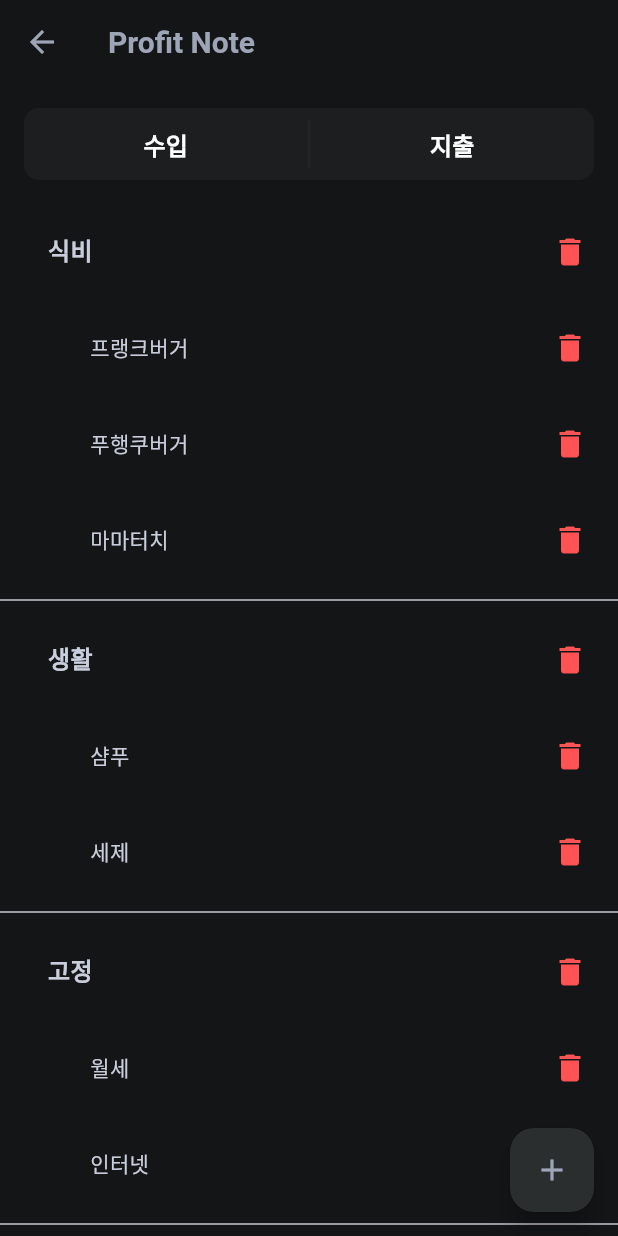
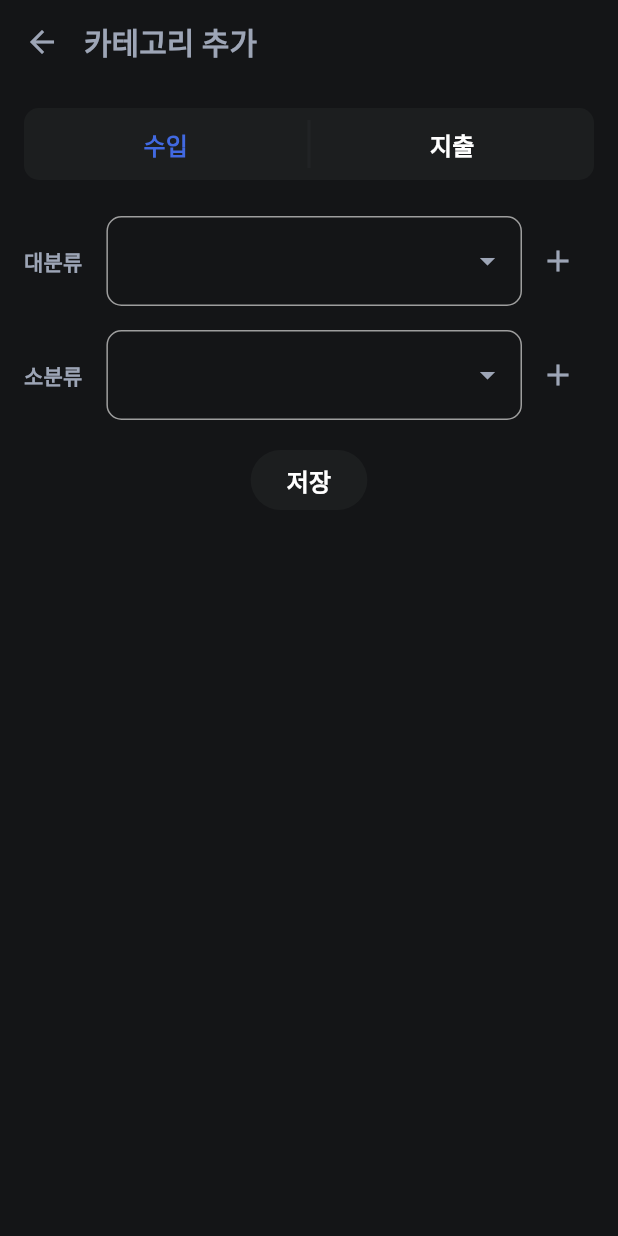
Before and after one commit to jhssong/profitnote, a Flutter app: the CategorySettingScreen screen opened directly, after a tap on the "add" icon, on a phone screen of 412 x 824 dp. Run offline on Flutter 3.47's test engine with Material 3 defaults, Android fonts, the light colour scheme and no system bars; our stand-ins replace syncfusion_flutter_charts.

Commit message:
fix: Change CategorySettingScreen UI (#63)

```diff
--- a/lib/screens/setting/category_setting_screen.dart
+++ b/lib/screens/setting/category_setting_screen.dart
@@ -1,7 +1,6 @@
 import 'package:flutter/material.dart';
 import 'package:profitnote/style/theme.dart';
-import 'package:profitnote/screens/setting/widgets/category_item_widget.dart';
-import 'package:profitnote/widgets/control_btn_group.dart';
+import 'package:profitnote/screens/setting/widgets/category_add_widget.dart';
 
 class CategorySettingScreen extends StatefulWidget {
   const CategorySettingScreen({super.key});
@@ -10,8 +9,9 @@ class CategorySettingScreen extends StatefulWidget {
   State<CategorySettingScreen> createState() => _CategorySettingScreenState();
 }
 
-class _CategorySettingScreenState extends State<CategorySettingScreen> {
-  final List<ExpenseCategory> expenseCategories = [
+class _CategorySettingScreenState extends State<CategorySettingScreen>
+    with SingleTickerProviderStateMixin {
+  final List<ExpenseCategory> _expenseCategories = [
     ExpenseCategory(
       category: '식비',
       items: [
@@ -36,31 +36,113 @@ class _CategorySettingScreenState extends State<CategorySettingScreen> {
     ),
   ];
 
+  void _reorderCategories(int oldIndex, int newIndex) {
+    setState(() {
+      if (newIndex > oldIndex) newIndex -= 1;
+      final movedCategory = _expenseCategories.removeAt(oldIndex);
+      _expenseCategories.insert(newIndex, movedCategory);
+    });
+  }
+
+  void _reorderItems(int categoryIndex, int oldIndex, int newIndex) {
+    setState(() {
+      if (newIndex > oldIndex) newIndex -= 1;
+      final movedItem =
+          _expenseCategories[categoryIndex].items.removeAt(oldIndex);
+      _expenseCategories[categoryIndex].items.insert(newIndex, movedItem);
+    });
+  }
+
+  void _deleteCategory(int index) {
+    setState(() {
+      _expenseCategories.removeAt(index);
+    });
+  }
+
+  void _deleteItem(int categoryIndex, int itemIndex) {
+    setState(() {
+      _expenseCategories[categoryIndex].items.removeAt(itemIndex);
+    });
+  }
+
+  final List<Widget> _tabs = [
+    const Tab(text: "수입"),
+    const Tab(text: "지출"),
+  ];
+  late TabController _tabController;
+
+  @override
+  void initState() {
+    super.initState();
+    _tabController = TabController(length: 2, vsync: this);
+  }
+
   @override
   Widget build(BuildContext context) {
     return Scaffold(
-      appBar: AppBar(title: const Text("Profit Note")),
-      floatingActionButton: FloatingActionButton(
-        onPressed: () {},
-        foregroundColor: ColorTheme.cardLabelText,
-        backgroundColor: ColorTheme.backgroundOfBackground,
-        child: const Icon(Icons.add),
+      appBar: AppBar(
+        title: const Text("분류 수정"),
+        actions: [
+          IconButton(
+            onPressed: () {
+              Navigator.of(context).push(
+                MaterialPageRoute(
+                    builder: (context) => const CategoryAddWidget()),
+              );
+            },
+            icon: const Icon(Icons.add),
           ),
-      body: Expanded(
-        child: Column(
+        ],
+      ),
+      body: Column(
         crossAxisAlignment: CrossAxisAlignment.stretch,
         children: [
-            ControlBtnGroup(
-              titleList: const ["수입", "지출"],
-              callbackList: [() {}, () {}],
+          Container(
+            color: ColorTheme.cardBackground,
+            child: DecoratedBox(
+              decoration: BoxDecoration(
+                border: Border(
+                  bottom: BorderSide(color: ColorTheme.cardLabelText, width: 2),
+                ),
+              ),
+              child: TabBar(
+                tabs: _tabs,
+                labelStyle: Theme.of(context).textTheme.titleMedium,
+                controller: _tabController,
+                indicator: UnderlineTabIndicator(
+                  borderSide: BorderSide(
+                    width: 2,
+                    color: ColorTheme.expenseColor,
+                  ),
+                ),
+                indicatorSize: TabBarIndicatorSize.tab,
+                labelColor: ColorTheme.cardText,
+                unselectedLabelColor: ColorTheme.cardLabelText,
+              ),
+            ),
           ),
           Expanded(
-              child: CategoryList(
-                expenseCategories: expenseCategories,
+            child: TabBarView(
+              controller: _tabController,
+              children: [
+                CategoryListWidget(
+                  categories: _expenseCategories,
+                  onReorderCategories: _reorderCategories,
+                  onReorderItems: _reorderItems,
+                  deleteCategory: _deleteCategory,
+                  deleteItem: _deleteItem,
+                ),
+                CategoryListWidget(
+                  categories: _expenseCategories,
+                  onReorderCategories: _reorderCategories,
+                  onReorderItems: _reorderItems,
+                  deleteCategory: _deleteCategory,
+                  deleteItem: _deleteItem,
+                ),
+              ],
             ),
           ),
         ],
-        ),
       ),
     );
   }
@@ -73,119 +155,214 @@ class ExpenseCategory {
   ExpenseCategory({required this.category, required this.items});
 }
 
-class CategoryList extends StatelessWidget {
-  final List<ExpenseCategory> expenseCategories;
+class CategoryItem {
+  final String description;
+  final String amount;
 
-  const CategoryList({super.key, required this.expenseCategories});
+  CategoryItem({required this.description, required this.amount});
+}
+
+class CategoryListWidget extends StatelessWidget {
+  final List<ExpenseCategory> categories;
+  final Function(int oldIndex, int newIndex) onReorderCategories;
+  final Function(int categoryIndex, int oldIndex, int newIndex) onReorderItems;
+  final Function(int categoryIndex) deleteCategory;
+  final Function(int categoryIndex, int itemIndex) deleteItem;
+
+  const CategoryListWidget({
+    super.key,
+    required this.categories,
+    required this.onReorderCategories,
+    required this.onReorderItems,
+    required this.deleteCategory,
+    required this.deleteItem,
+  });
+
   @override
   Widget build(BuildContext context) {
-    return ListView(
-      children: expenseCategories.map((category) {
-        return Column(
-          crossAxisAlignment: CrossAxisAlignment.start,
+    return ReorderableListView(
+      onReorder: onReorderCategories,
       children: [
-            Table(
-              columnWidths: const {
-                0: FlexColumnWidth(5),
-                1: FlexColumnWidth(3),
-              },
-              children: [
-                TableRow(
-                  children: [
-                    Padding(
-                      padding: const EdgeInsets.only(
-                        left: 32,
-                        right: 16,
-                        top: 8,
-                        bottom: 8,
-                      ),
-                      child: Align(
-                        alignment: Alignment.centerLeft,
-                        child: TextField(
-                          controller:
-                              TextEditingController(text: category.category),
-                          style: Theme.of(context).textTheme.titleMedium,
-                          textAlign: TextAlign.left,
-                          decoration:
-                              const InputDecoration(border: InputBorder.none),
+        for (int categoryIndex = 0;
+            categoryIndex < categories.length;
+            categoryIndex++)
+          Container(
+            key: Key('category_$categoryIndex'),
+            padding: const EdgeInsets.all(16),
+            decoration: BoxDecoration(
+              color: ColorTheme.cardBackground,
+              border: Border(
+                bottom: BorderSide(
+                  width: 1.5,
+                  color: Theme.of(context).dividerColor,
                 ),
               ),
             ),
-                    Padding(
-                      padding: const EdgeInsets.only(
-                        left: 16,
-                        right: 8,
-                        top: 8,
-                        bottom: 8,
+            child: Column(
+              children: [
+                CategoryCard(
+                  category: categories[categoryIndex].category,
+                  deleteCategory: () {
+                    if (categories[categoryIndex].items.isEmpty) {
+                      deleteCategory(categoryIndex);
+                    } else {
+                      ScaffoldMessenger.of(context).showSnackBar(
+                        const SnackBar(
+                          duration: Duration(milliseconds: 1000),
+                          content: Text('Cannot delete category with items'),
                         ),
-                      child: Align(
-                        alignment: Alignment.centerRight,
-                        child: IconButton(
-                          icon: const Icon(
-                            Icons.delete,
-                            color: Colors.redAccent,
+                      );
+                    }
+                  },
+                ),
+                ReorderableListView(
+                  shrinkWrap: true,
+                  physics: const NeverScrollableScrollPhysics(),
+                  onReorder: (int oldIndex, int newIndex) {
+                    onReorderItems(categoryIndex, oldIndex, newIndex);
+                  },
+                  children: [
+                    for (int itemIndex = 0;
+                        itemIndex < categories[categoryIndex].items.length;
+                        itemIndex++)
+                      CategoryItemCard(
+                        key: Key('item_${categoryIndex}_$itemIndex'),
+                        description: categories[categoryIndex]
+                            .items[itemIndex]
+                            .description,
+                        amount:
+                            categories[categoryIndex].items[itemIndex].amount,
+                        deleteItem: () => deleteItem(categoryIndex, itemIndex),
+                      ),
+                  ],
+                ),
+              ],
+            ),
+          ),
+      ],
+    );
+  }
+}
+
+class CategoryCard extends StatelessWidget {
+  final String category;
+  final VoidCallback deleteCategory;
+
+  const CategoryCard({
+    super.key,
+    required this.category,
+    required this.deleteCategory,
+  });
+
+  @override
+  Widget build(BuildContext context) {
+    return Row(
+      mainAxisAlignment: MainAxisAlignment.spaceBetween,
+      crossAxisAlignment: CrossAxisAlignment.center,
+      children: [
+        Expanded(
+          child: TextButton(
+            style: TextButton.styleFrom(
+              backgroundColor: ColorTheme.cardBackground,
+              padding: const EdgeInsets.symmetric(
+                horizontal: 0,
+                vertical: 8,
+              ),
+              alignment: Alignment.centerLeft,
+              tapTargetSize: MaterialTapTargetSize.shrinkWrap,
             ),
             onPressed: () {},
+            child: Text(
+              category,
+              style: Theme.of(context)
+                  .textTheme
+                  .titleMedium!
+                  .copyWith(color: ColorTheme.cardLabelText),
             ),
+          ),
+        ),
+        Row(
+          children: [
+            SizedBox(
+              width: 40,
+              height: 40,
+              child: IconButton(
+                icon: const Icon(Icons.delete, size: 20),
+                onPressed: () {},
+              ),
+            ),
+            SizedBox(
+              width: 40,
+              height: 40,
+              child: IconButton(
+                icon: const Icon(Icons.drag_indicator, size: 20),
+                onPressed: () {},
               ),
             ),
           ],
         )
       ],
+    );
+  }
+}
+
+class CategoryItemCard extends StatelessWidget {
+  final String description;
+  final String amount;
+  final VoidCallback deleteItem;
+
+  const CategoryItemCard({
+    super.key,
+    required this.description,
+    required this.amount,
+    required this.deleteItem,
+  });
+
+  @override
+  Widget build(BuildContext context) {
+    return Row(
+      mainAxisAlignment: MainAxisAlignment.spaceBetween,
+      crossAxisAlignment: CrossAxisAlignment.center,
+      children: [
+        Expanded(
+          child: TextButton(
+            style: TextButton.styleFrom(
+              backgroundColor: ColorTheme.cardBackground,
+              padding: const EdgeInsets.symmetric(
+                horizontal: 0,
+                vertical: 8,
               ),
-            Table(
-              columnWidths: const {
-                0: FlexColumnWidth(5),
-                1: FlexColumnWidth(3),
-              },
-              children: category.items.map((item) {
-                return TableRow(
-                  children: [
-                    Padding(
-                      padding: const EdgeInsets.only(
-                        left: 60,
-                        right: 8,
-                        top: 8,
-                        bottom: 8,
+              alignment: Alignment.centerLeft,
+              tapTargetSize: MaterialTapTargetSize.shrinkWrap,
             ),
-                      child: Align(
-                        alignment: Alignment.center,
-                        child: TextField(
-                          controller:
-                              TextEditingController(text: item.description),
-                          style: Theme.of(context).textTheme.bodyMedium,
-                          textAlign: TextAlign.left,
-                          decoration:
-                              const InputDecoration(border: InputBorder.none),
+            onPressed: () {},
+            child: Text(
+              description,
+              style: Theme.of(context).textTheme.bodyLarge,
             ),
           ),
         ),
-                    Padding(
-                      padding: const EdgeInsets.only(
-                        left: 16,
-                        right: 8,
-                        top: 8,
-                        bottom: 8,
-                      ),
-                      child: Align(
-                        alignment: Alignment.centerRight,
+        Row(
+          children: [
+            SizedBox(
+              width: 40,
+              height: 40,
               child: IconButton(
-                          icon: const Icon(
-                            Icons.delete,
-                            color: Colors.redAccent,
-                          ),
+                icon: const Icon(Icons.delete, size: 20),
                 onPressed: () {},
               ),
             ),
+            SizedBox(
+              width: 40,
+              height: 40,
+              child: IconButton(
+                icon: const Icon(Icons.drag_indicator, size: 20),
+                onPressed: () {},
+              ),
             ),
           ],
-                );
-              }).toList(),
-            ),
-            const Divider(),
+        )
       ],
-        );
-      }).toList(),
     );
   }
 }
--- a/lib/screens/setting/setting_screen.dart
+++ b/lib/screens/setting/setting_screen.dart
@@ -54,6 +54,15 @@ class _SettingScreenState extends State<SettingScreen> {
                         builder: (context) => const CategorySettingScreen()));
                   }
                 }),
+            GeneralSettingWidget(
+              title: "분류 관리",
+              items: const ["분류 설정"],
+              onTapped: (index) {
+                Navigator.of(context).push(MaterialPageRoute(
+                  builder: (context) => const CategorySettingScreen(),
+                ));
+              },
+            ),
           ],
         ),
       ),
--- /dev/null
+++ b/lib/screens/setting/widgets/category_add_widget.dart
@@ -0,0 +1,131 @@
+import 'package:flutter/material.dart';
+import 'package:profitnote/style/theme.dart';
+import 'package:profitnote/widgets/control_btn.dart';
+
+class CategoryAddWidget extends StatefulWidget {
+  const CategoryAddWidget({super.key});
+
+  @override
+  State<CategoryAddWidget> createState() => _CategoryAddWidgetState();
+}
+
+class _CategoryAddWidgetState extends State<CategoryAddWidget> {
+  var titleList = ['수입', '지출'];
+  var selectedColors = [ColorTheme.incomeColor, ColorTheme.expenseColor];
+  int selectedIndex = 0;
+  @override
+  Widget build(BuildContext context) {
+    return Scaffold(
+      appBar: AppBar(
+        title: const Text("카테고리 추가"),
+        titleSpacing: 0,
+      ),
+      body: SingleChildScrollView(
+        child: Column(
+          children: [
+            Container(
+              margin: const EdgeInsets.all(16),
+              decoration: BoxDecoration(
+                color: ColorTheme.cardBackground,
+                borderRadius: BorderRadius.circular(10),
+              ),
+              child: Row(
+                mainAxisAlignment: MainAxisAlignment.spaceBetween,
+                children: [
+                  for (int index = 0; index < titleList.length; index++) ...[
+                    Expanded(
+                      child: TextButton(
+                        onPressed: () {
+                          setState(() {
+                            selectedIndex = index;
+                          });
+                        },
+                        style: TextButton.styleFrom(
+                          padding: const EdgeInsets.all(0),
+                          foregroundColor: selectedIndex == index
+                              ? selectedColors[index]
+                              : ColorTheme.pointText,
+                          textStyle: Theme.of(context).textTheme.titleMedium,
+                        ),
+                        child: Text(titleList[index]),
+                      ),
+                    ),
+                    if (index < titleList.length - 1)
+                      Container(width: 2, height: 32, color: ColorTheme.stroke),
+                  ],
+                ],
+              ),
+            ),
+            _buildDropdownWidget(
+              labelText: '대분류',
+              items: const ["야", "호"],
+            ),
+            _buildDropdownWidget(
+              labelText: '소분류',
+              items: const ["야", "호"],
+            ),
+            ControlBtn(onPressed: () {}),
+          ],
+        ),
+      ),
+    );
+  }
+
+  Widget _buildDropdownWidget(
+      {required String labelText, required List<String> items}) {
+    String? selectedItem;
+    return Padding(
+      padding: const EdgeInsets.symmetric(horizontal: 16, vertical: 8),
+      child: Row(
+        children: [
+          Text(
+            labelText,
+            style: Theme.of(context)
+                .textTheme
+                .titleSmall!
+                .copyWith(color: ColorTheme.cardLabelText),
+          ),
+          const SizedBox(width: 16),
+          Expanded(
+            child: Container(
+              padding: const EdgeInsets.symmetric(horizontal: 10, vertical: 5),
+              decoration: BoxDecoration(
+                border: Border.all(color: Colors.grey),
+                borderRadius: BorderRadius.circular(10),
+              ),
+              child: DropdownButtonHideUnderline(
+                child: DropdownButton<String>(
+                  value: selectedItem,
+                  icon: Icon(Icons.arrow_drop_down,
+                      color: Theme.of(context).iconTheme.color),
+                  items: items.map((String item) {
+                    return DropdownMenuItem<String>(
+                      value: item,
+                      child: Text(
+                        item,
+                        style: Theme.of(context).textTheme.bodyMedium?.copyWith(
+                              color: ColorTheme.pointText,
+                            ),
+                      ),
+                    );
+                  }).toList(),
+                  onChanged: (String? newValue) {
+                    setState(() {
+                      selectedItem = newValue!;
+                    });
+                  },
+                  style: TextStyle(
+                    color: ColorTheme.pointText,
+                    fontSize: 16,
+                  ),
+                  dropdownColor: ColorTheme.background,
+                ),
+              ),
+            ),
+          ),
+          IconButton(onPressed: () {}, icon: const Icon(Icons.add)),
+        ],
+      ),
+    );
+  }
+}
```
Lines whose indentation alone changed are shown as unchanged.
